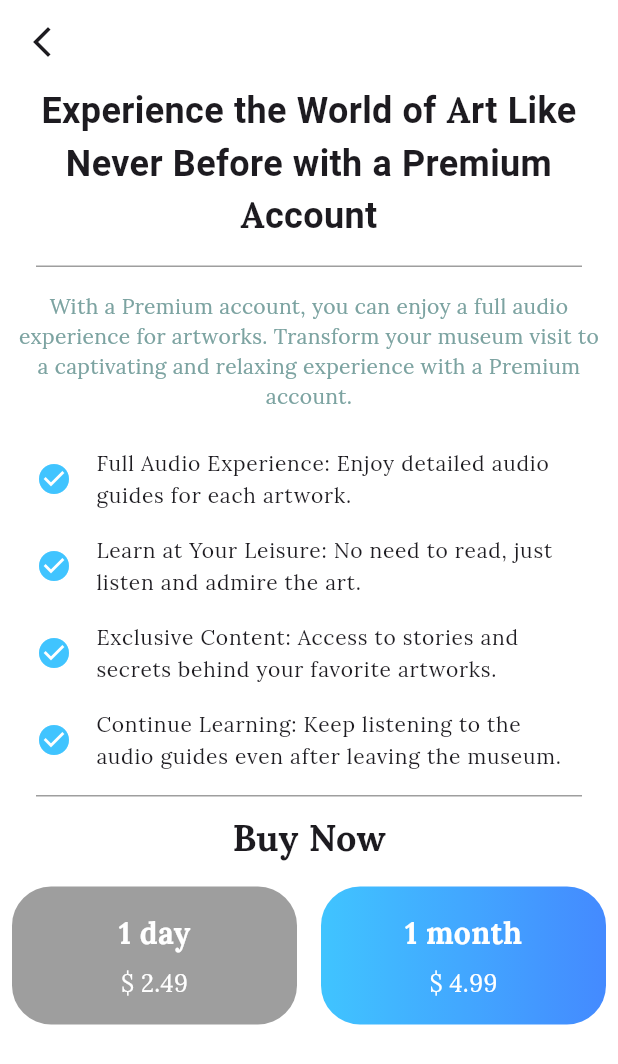
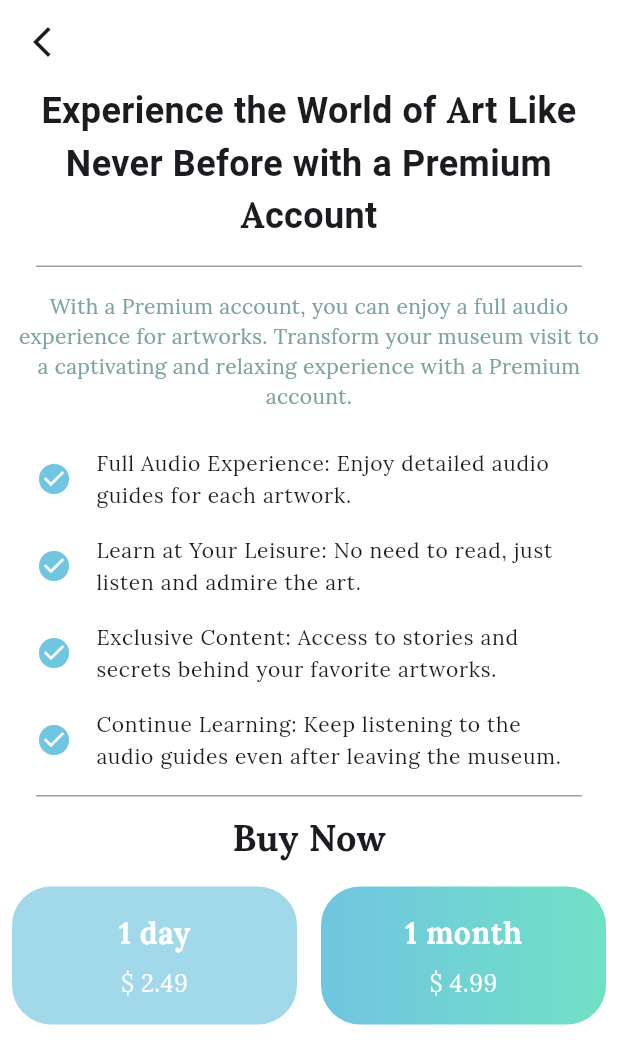
Before and after one commit to LaviniaSurubariu/smart_museum, a Flutter app: the SubscriptionPage screen opened by its route, on a phone screen of 412 x 824 dp. Shown: the top 1064 px of the screen. Run offline on Flutter 3.47's test engine with Material 3 defaults, Android fonts, the phone set to English and light mode, and no system bars; our stand-ins replace audioplayers, cloud_firestore, firebase_auth, firebase_core, firebase_storage, flutter_credit_card and 8 more; missing offline and left inert: mobile_scanner, redux_epics; accounts and stored records are empty.

Commit message:
change colors

```diff
--- a/lib/presentation/user_pages/profile_page.dart
+++ b/lib/presentation/user_pages/profile_page.dart
@@ -66,7 +66,6 @@ class _ProfilePageState extends State<ProfilePage> {
               padding: const EdgeInsets.all(20),
               child: Column(
                 children: <Widget>[
-                  /// -- IMAGE
                   Stack(
                     children: <Widget>[
                       SizedBox(
@@ -87,7 +86,6 @@ class _ProfilePageState extends State<ProfilePage> {
                   Text(user.email, style: const TextStyle(color: Colors.black, fontSize: 16)),
                   const SizedBox(height: 20),
 
-                  /// -- BUTTON
                   SizedBox(
                     width: 210,
                     child: ElevatedButton(
@@ -110,7 +108,7 @@ class _ProfilePageState extends State<ProfilePage> {
                         Navigator.pushReplacementNamed(context, '/subscriptionPage');
                       },
                       style: ElevatedButton.styleFrom(
-                          backgroundColor: Colors.lightBlueAccent, side: BorderSide.none, shape: const StadiumBorder()),
+                          backgroundColor: const Color.fromRGBO(	112, 197, 225, 1), side: BorderSide.none, shape: const StadiumBorder()),
                       child: const Text('Try premium account ', style: TextStyle(color: Colors.black)),
                     ),
                   ),
--- a/lib/presentation/user_pages/subscription_page.dart
+++ b/lib/presentation/user_pages/subscription_page.dart
@@ -54,22 +54,22 @@ class _SubscriptionPageState extends State<SubscriptionPage> {
                 ),
                 const SizedBox(height: 16),
                 const ListTile(
-                  leading: Icon(Icons.check_circle, color: Colors.lightBlueAccent),
+                  leading: Icon(Icons.check_circle, color: Color.fromRGBO(112, 197, 225, 1)),
                   title: Text('Full Audio Experience: Enjoy detailed audio guides for each artwork.',
                       style: TextStyle(fontSize: 14)),
                 ),
                 const ListTile(
-                  leading: Icon(Icons.check_circle, color: Colors.lightBlueAccent),
+                  leading: Icon(Icons.check_circle, color: Color.fromRGBO(112, 197, 225, 1)),
                   title: Text('Learn at Your Leisure: No need to read, just listen and admire the art.',
                       style: TextStyle(fontSize: 14)),
                 ),
                 const ListTile(
-                  leading: Icon(Icons.check_circle, color: Colors.lightBlueAccent),
+                  leading: Icon(Icons.check_circle, color: Color.fromRGBO(112, 197, 225, 1)),
                   title: Text('Exclusive Content: Access to stories and secrets behind your favorite artworks.',
                       style: TextStyle(fontSize: 14)),
                 ),
                 const ListTile(
-                  leading: Icon(Icons.check_circle, color: Colors.lightBlueAccent),
+                  leading: Icon(Icons.check_circle, color: Color.fromRGBO(112, 197, 225, 1)),
                   title: Text('Continue Learning: Keep listening to the audio guides even after leaving the museum.',
                       style: TextStyle(fontSize: 14)),
                 ),
@@ -99,7 +99,7 @@ class _SubscriptionPageState extends State<SubscriptionPage> {
                           child: Container(
                             decoration: const BoxDecoration(
                               borderRadius: BorderRadius.all(Radius.circular(26.0)),
-                              color: Colors.grey,
+                              color: Color.fromRGBO(161, 217, 235, 1),
                             ),
                             child: const Padding(
                               padding: EdgeInsets.all(16.0),
@@ -150,8 +150,8 @@ class _SubscriptionPageState extends State<SubscriptionPage> {
                               borderRadius: BorderRadius.all(Radius.circular(26.0)),
                               gradient: LinearGradient(
                                 colors: <Color>[
-                                  Colors.lightBlueAccent,
-                                  Colors.blueAccent,
+                                  Color.fromRGBO(112, 197, 225, 1),
+                                  Color.fromRGBO(112, 225, 197, 1),
                                 ],
                               ),
                             ),
@@ -164,7 +164,8 @@ class _SubscriptionPageState extends State<SubscriptionPage> {
                                     Center(
                                       child: Text(
                                         '1 month',
-                                        style: TextStyle(fontSize: 20, fontWeight: FontWeight.bold, color: Colors.white),
+                                        style:
+                                            TextStyle(fontSize: 20, fontWeight: FontWeight.bold, color: Colors.white),
                                       ),
                                     ),
                                     SizedBox(height: 8),
--- a/lib/presentation/utils/customButtomNavigationBar.dart
+++ b/lib/presentation/utils/customButtomNavigationBar.dart
@@ -35,7 +35,7 @@ class CustomBottomNavigationBar extends StatelessWidget {
         ),
       ],
       currentIndex: currentIndex,
-      selectedItemColor: const Color.fromRGBO(199, 142, 28, 1),
+      selectedItemColor: const Color.fromRGBO(	112, 197, 225, 1),
       onTap: onTap,
     );
   }
```
